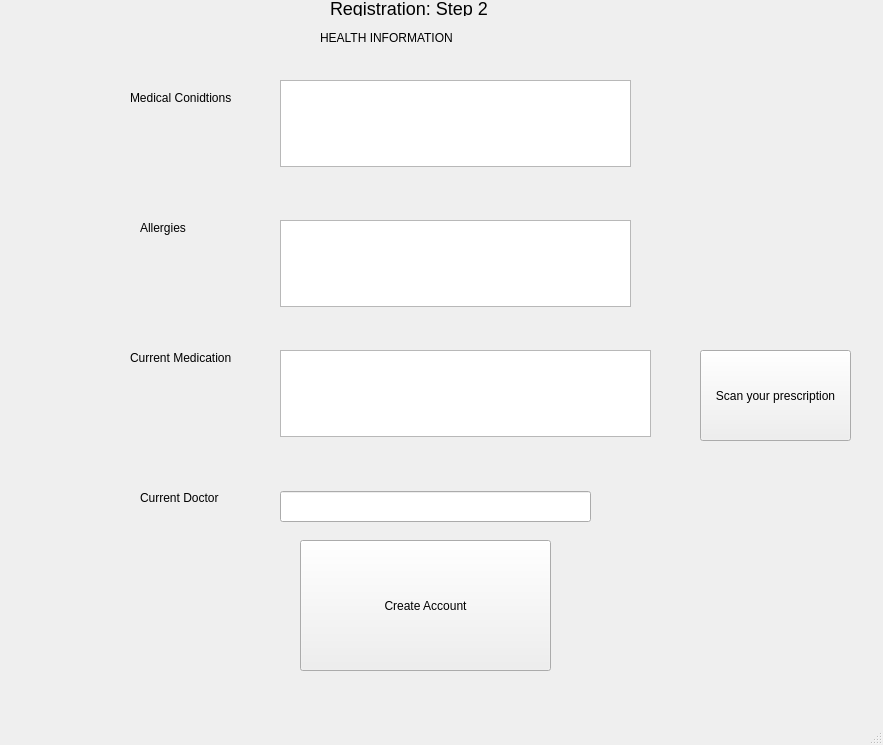
Ghulam-Mustafa08291/IlajNow, file Screens/sign_up_health_info_screen.ui: the form before one commit.
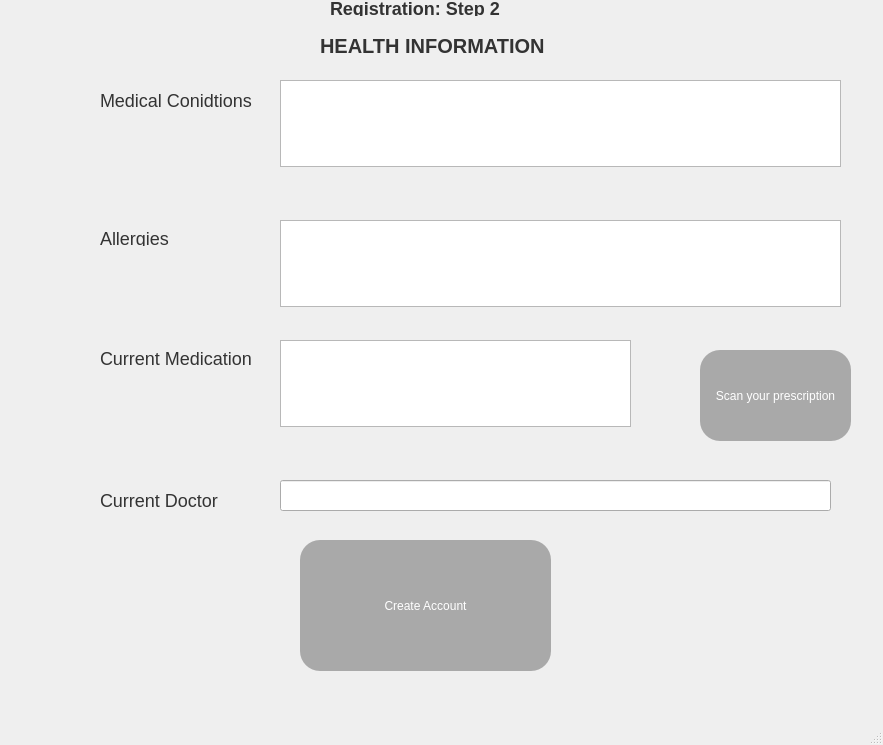
The form after the commit.

Commit message: styled the screens a bit

```diff
--- a/Screens/sign_up_health_info_screen.ui
+++ b/Screens/sign_up_health_info_screen.ui
@@ -22,12 +22,15 @@
      <rect>
       <x>330</x>
       <y>0</y>
-      <width>161</width>
+      <width>231</width>
       <height>16</height>
      </rect>
     </property>
     <property name="styleSheet">
-     <string notr="true">font-size:18px;
+     <string notr="true">color:#333333;
+font-size:18px;
+font-weight:bold;
+
 </string>
     </property>
     <property name="text">
@@ -39,10 +42,16 @@
      <rect>
       <x>320</x>
       <y>30</y>
-      <width>161</width>
-      <height>16</height>
+      <width>271</width>
+      <height>31</height>
      </rect>
     </property>
+    <property name="styleSheet">
+     <string notr="true">color:#333333;
+font-size:20px;
+font-weight:bold;
+</string>
+    </property>
     <property name="text">
      <string>HEALTH INFORMATION</string>
     </property>
@@ -50,12 +59,17 @@
    <widget class="QLabel" name="label_3">
     <property name="geometry">
      <rect>
-      <x>130</x>
+      <x>100</x>
       <y>90</y>
-      <width>121</width>
-      <height>16</height>
+      <width>171</width>
+      <height>20</height>
      </rect>
     </property>
+    <property name="styleSheet">
+     <string notr="true">color:#333333;
+font-size:18px;
+</string>
+    </property>
     <property name="text">
      <string>Medical Conidtions</string>
     </property>
@@ -65,7 +79,7 @@
      <rect>
       <x>280</x>
       <y>80</y>
-      <width>351</width>
+      <width>561</width>
       <height>87</height>
      </rect>
     </property>
@@ -73,12 +87,17 @@
    <widget class="QLabel" name="label_4">
     <property name="geometry">
      <rect>
-      <x>140</x>
-      <y>220</y>
+      <x>100</x>
+      <y>230</y>
       <width>121</width>
       <height>16</height>
      </rect>
     </property>
+    <property name="styleSheet">
+     <string notr="true">color:#333333;
+font-size:18px;
+</string>
+    </property>
     <property name="text">
      <string>Allergies</string>
     </property>
@@ -88,7 +107,7 @@
      <rect>
       <x>280</x>
       <y>220</y>
-      <width>351</width>
+      <width>561</width>
       <height>87</height>
      </rect>
     </property>
@@ -96,26 +115,21 @@
    <widget class="QLabel" name="label_5">
     <property name="geometry">
      <rect>
-      <x>130</x>
+      <x>100</x>
       <y>350</y>
-      <width>121</width>
+      <width>151</width>
       <height>16</height>
      </rect>
     </property>
+    <property name="styleSheet">
+     <string notr="true">color:#333333;
+font-size:18px;
+</string>
+    </property>
     <property name="text">
      <string>Current Medication</string>
     </property>
    </widget>
-   <widget class="QTextEdit" name="textEdit_3">
-    <property name="geometry">
-     <rect>
-      <x>280</x>
-      <y>350</y>
-      <width>371</width>
-      <height>87</height>
-     </rect>
-    </property>
-   </widget>
    <widget class="QPushButton" name="pushButton">
     <property name="geometry">
      <rect>
@@ -125,6 +139,12 @@
       <height>91</height>
      </rect>
     </property>
+    <property name="styleSheet">
+     <string notr="true">background-color:darkgray;
+color:white;
+border-radius:20px;
+</string>
+    </property>
     <property name="text">
      <string>Scan your prescription</string>
     </property>
@@ -132,12 +152,16 @@
    <widget class="QLabel" name="label_6">
     <property name="geometry">
      <rect>
-      <x>140</x>
+      <x>100</x>
       <y>490</y>
-      <width>121</width>
-      <height>16</height>
+      <width>141</width>
+      <height>20</height>
      </rect>
     </property>
+    <property name="styleSheet">
+     <string notr="true">color:#333333;
+font-size:18px;</string>
+    </property>
     <property name="text">
      <string>Current Doctor</string>
     </property>
@@ -146,8 +170,8 @@
     <property name="geometry">
      <rect>
       <x>280</x>
-      <y>491</y>
-      <width>311</width>
+      <y>480</y>
+      <width>551</width>
       <height>31</height>
      </rect>
     </property>
@@ -161,10 +185,26 @@
       <height>131</height>
      </rect>
     </property>
+    <property name="styleSheet">
+     <string notr="true">background-color:darkgray;
+color:white;
+border-radius:20px;
+</string>
+    </property>
     <property name="text">
      <string>Create Account</string>
     </property>
    </widget>
+   <widget class="QTextEdit" name="textEdit_3">
+    <property name="geometry">
+     <rect>
+      <x>280</x>
+      <y>340</y>
+      <width>351</width>
+      <height>87</height>
+     </rect>
+    </property>
+   </widget>
   </widget>
   <widget class="QMenuBar" name="menubar">
    <property name="geometry">
```
The commit also changes 2 other files.
